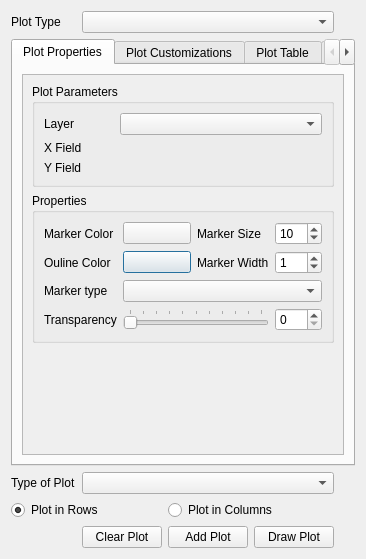
Before: the Qt Designer form ui/data_plotly_dialog_base.ui in ghtmtt/DataPlotly, drawn with Qt 5.
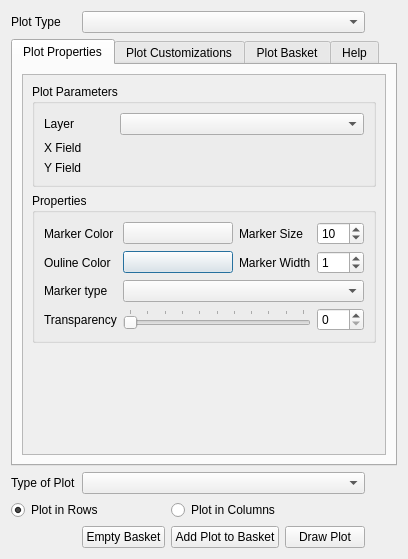
After: the same form once the commit is applied. Custom widgets are drawn as their Qt base class.

```diff
--- a/ui/data_plotly_dialog_base.ui
+++ b/ui/data_plotly_dialog_base.ui
@@ -6,7 +6,7 @@
    <rect>
     <x>0</x>
     <y>0</y>
-    <width>366</width>
+    <width>408</width>
     <height>559</height>
    </rect>
   </property>
@@ -77,7 +77,7 @@
            <rect>
             <x>0</x>
             <y>0</y>
-            <width>324</width>
+            <width>366</width>
             <height>349</height>
            </rect>
           </property>
@@ -469,7 +469,7 @@
      </widget>
      <widget class="QWidget" name="plot_tab">
       <attribute name="title">
-       <string>Plot Table</string>
+       <string>Plot Basket</string>
       </attribute>
       <layout class="QGridLayout" name="gridLayout_6">
        <item row="2" column="0">
@@ -561,7 +561,7 @@
    <item row="4" column="2">
     <widget class="QPushButton" name="draw_btn">
      <property name="text">
-      <string>Add Plot</string>
+      <string>Add Plot to Basket</string>
      </property>
     </widget>
    </item>
@@ -575,7 +575,7 @@
    <item row="4" column="1">
     <widget class="QPushButton" name="clear_btn">
      <property name="text">
-      <string>Clear Plot</string>
+      <string>Empty Basket</string>
      </property>
     </widget>
    </item>
```
Left out of the diff: 8 changed lines with no effect on the pictures.
